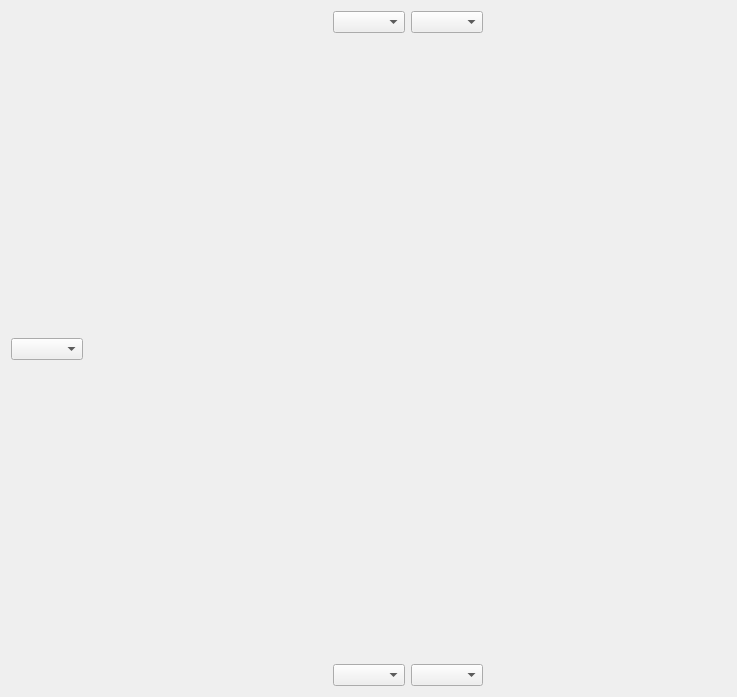
The window that statisticsform.ui (samuliwritescode/uistelupaivakirja-desktop) describes before a commit, drawn with Qt 5.
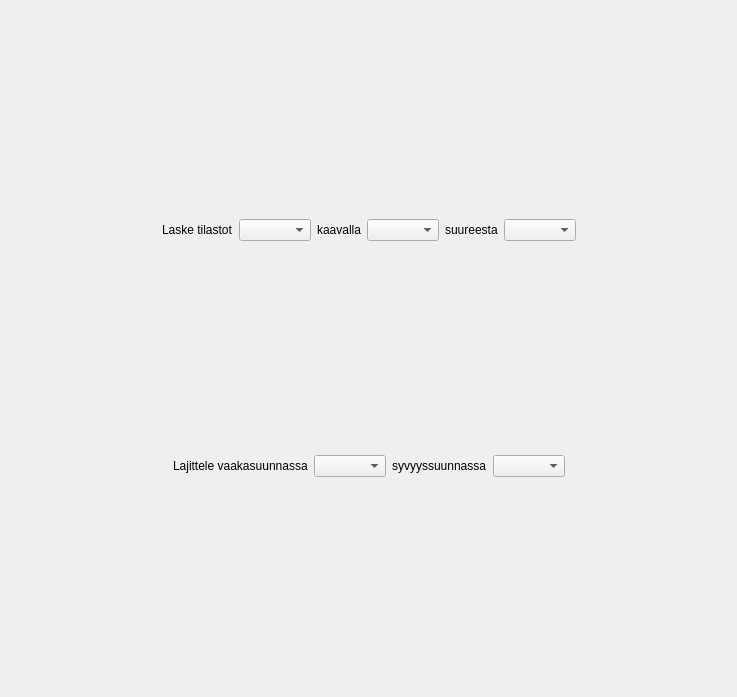
The same window after the commit.

Diff of the .ui file:
```diff
--- a/statisticsform.ui
+++ b/statisticsform.ui
@@ -29,9 +29,23 @@
        </property>
       </spacer>
      </item>
+     <item>
+      <widget class="QLabel" name="label">
+       <property name="text">
+        <string>Lajittele vaakasuunnassa</string>
+       </property>
+      </widget>
+     </item>
      <item>
       <widget class="QComboBox" name="columnCombo"/>
      </item>
+     <item>
+      <widget class="QLabel" name="label_2">
+       <property name="text">
+        <string>syvyyssuunnassa</string>
+       </property>
+      </widget>
+     </item>
      <item>
       <widget class="QComboBox" name="byColumnCombo"/>
      </item>
@@ -65,12 +79,36 @@
        </property>
       </spacer>
      </item>
+     <item>
+      <widget class="QLabel" name="label_3">
+       <property name="text">
+        <string>Laske tilastot</string>
+       </property>
+      </widget>
+     </item>
      <item>
       <widget class="QComboBox" name="statisticsCombo"/>
      </item>
+     <item>
+      <widget class="QLabel" name="label_4">
+       <property name="text">
+        <string>kaavalla</string>
+       </property>
+      </widget>
+     </item>
      <item>
       <widget class="QComboBox" name="unitCombo"/>
      </item>
+     <item>
+      <widget class="QLabel" name="label_5">
+       <property name="text">
+        <string>suureesta</string>
+       </property>
+      </widget>
+     </item>
+     <item>
+      <widget class="QComboBox" name="calculatefromfieldCombo"/>
+     </item>
      <item>
       <spacer name="horizontalSpacer_2">
        <property name="orientation">
@@ -90,37 +128,7 @@
     <layout class="QHBoxLayout" name="statisticslayout"/>
    </item>
    <item row="1" column="0">
-    <layout class="QVBoxLayout" name="verticalLayout">
-     <item>
-      <spacer name="verticalSpacer">
-       <property name="orientation">
-        <enum>Qt::Vertical</enum>
-       </property>
-       <property name="sizeHint" stdset="0">
-        <size>
-         <width>20</width>
-         <height>40</height>
-        </size>
-       </property>
-      </spacer>
-     </item>
-     <item>
-      <widget class="QComboBox" name="calculatefromfieldCombo"/>
-     </item>
-     <item>
-      <spacer name="verticalSpacer_2">
-       <property name="orientation">
-        <enum>Qt::Vertical</enum>
-       </property>
-       <property name="sizeHint" stdset="0">
-        <size>
-         <width>20</width>
-         <height>40</height>
-        </size>
-       </property>
-      </spacer>
-     </item>
-    </layout>
+    <layout class="QVBoxLayout" name="verticalLayout"/>
    </item>
   </layout>
  </widget>
```
